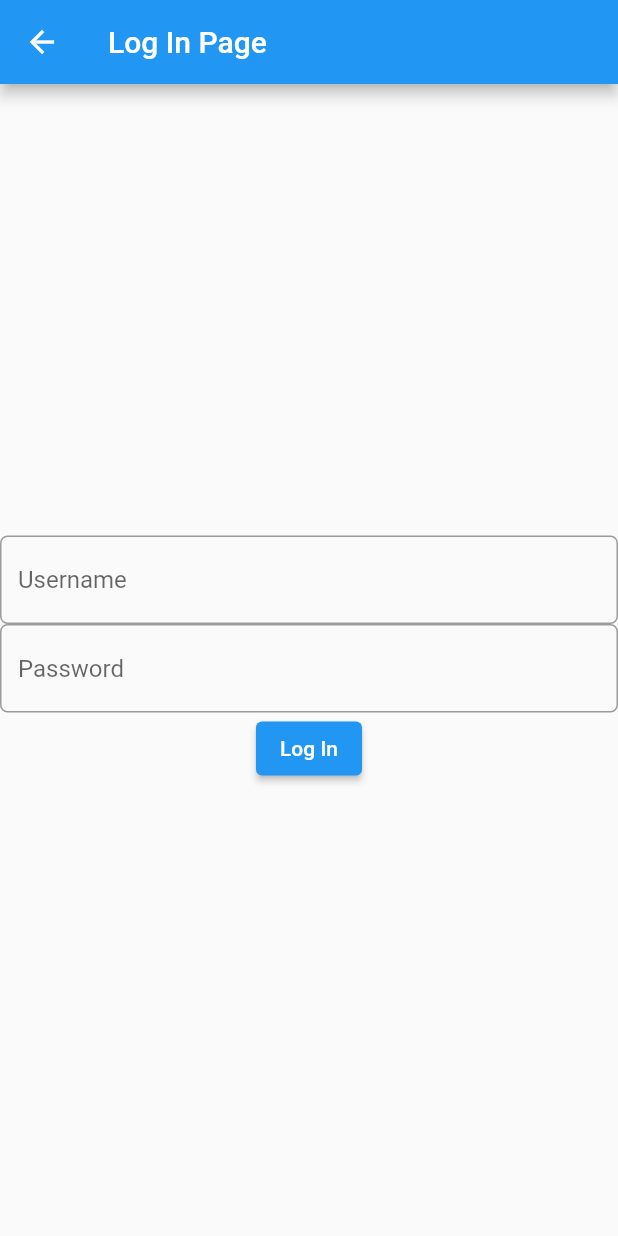
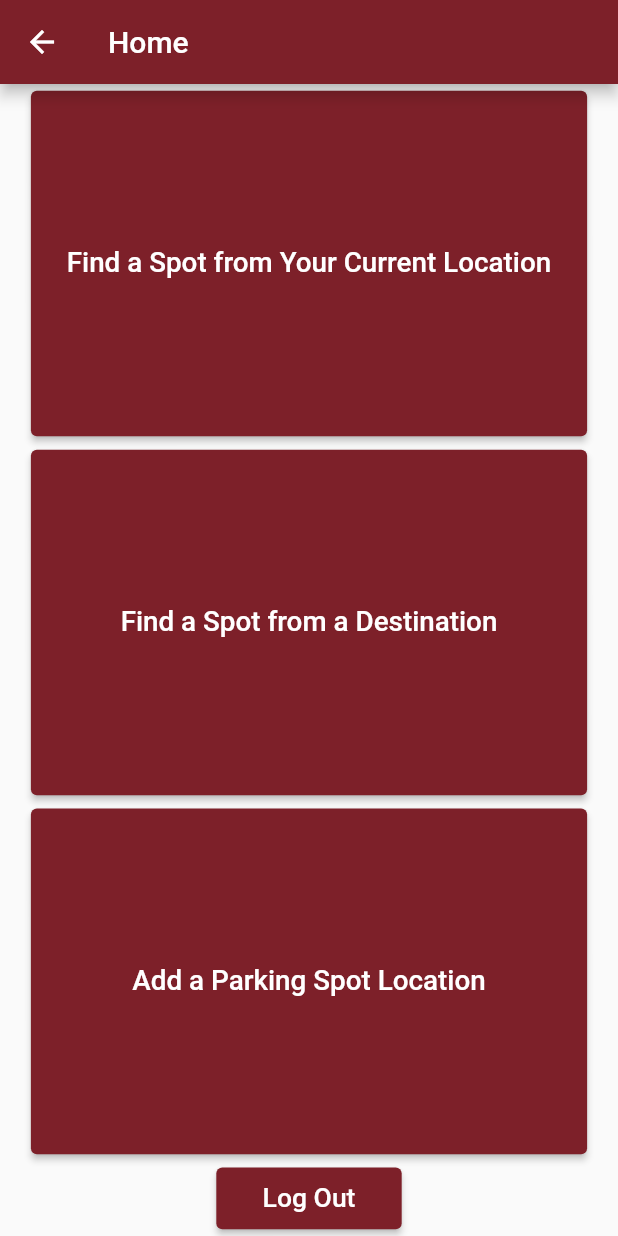
Before and after one commit to Onesr-WPI/Parking-app, a Flutter app: the LogInPage screen opened directly, after a tap on "Log In", on a phone screen of 412 x 824 dp. Run offline on Flutter 3.47's test engine with Material 2 defaults, Android fonts, the phone set to English and light mode, and no system bars.

Commit message:
Main homepage UI

```diff
--- a/lib/main.dart
+++ b/lib/main.dart
@@ -1,3 +1,5 @@
+import 'dart:ui';
+
 import 'package:flutter/material.dart';
 
 void main() {
@@ -10,27 +12,48 @@ class MyApp extends StatelessWidget {
   // This widget is the root of your application.
   @override
   Widget build(BuildContext context) {
+    MaterialColor createMaterialColor(Color color) {
+      List strengths = <double>[.05];
+      Map<int, Color> swatch = {};
+      final int r = color.red, g = color.green, b = color.blue;
+
+      for (int i = 1; i < 10; i++) {
+        strengths.add(0.1 * i);
+      }
+      for (var strength in strengths) {
+        final double ds = 0.5 - strength;
+        swatch[(strength * 1000).round()] = Color.fromRGBO(
+          r + ((ds < 0 ? r : (255 - r)) * ds).round(),
+          g + ((ds < 0 ? g : (255 - g)) * ds).round(),
+          b + ((ds < 0 ? b : (255 - b)) * ds).round(),
+          1,
+        );
+      }
+      ;
+      return MaterialColor(color.value, swatch);
+    }
+
     return MaterialApp(
       debugShowCheckedModeBanner: false,
       title: 'Flutter Demo',
       theme: ThemeData(
-        primarySwatch: Colors.blue,
+        primarySwatch: createMaterialColor(Color(0xFF7D2029)),
       ),
-      home: const MyHomePage(title: 'Parking Home Page'),
+      home: const MyStartPage(title: 'Parking Start Page'),
     );
   }
 }
 
-class MyHomePage extends StatefulWidget {
-  const MyHomePage({super.key, required this.title});
+class MyStartPage extends StatefulWidget {
+  const MyStartPage({super.key, required this.title});
 
   final String title;
 
   @override
-  State<MyHomePage> createState() => _MyHomePageState();
+  State<MyStartPage> createState() => _MyStartPageState();
 }
 
-class _MyHomePageState extends State<MyHomePage> {
+class _MyStartPageState extends State<MyStartPage> {
   @override
   Widget build(BuildContext context) {
     String registrationName = "Registration";
@@ -38,7 +61,7 @@ class _MyHomePageState extends State<MyHomePage> {
 
     return Scaffold(
       appBar: AppBar(
-        title: Text(widget.title),
+        title: Text(widget.title, textAlign: TextAlign.center),
       ),
       body: Center(
         child: SizedBox(
@@ -87,7 +110,7 @@ class LogInPage extends StatelessWidget {
     String password = "";
     return Scaffold(
       appBar: AppBar(
-        title: const Text("Log In Page"),
+        title: const Text("Log In Page", textAlign: TextAlign.center),
       ),
       body: Center(
           child: SizedBox(
@@ -132,7 +155,11 @@ class LogInPage extends StatelessWidget {
                   ),
                   ElevatedButton(
                       onPressed: () {
-                        // send username and password to firebase and log in the user
+                        // send username and password to firebase, then log in the user
+                        Navigator.of(context).push(
+                            MaterialPageRoute(builder: (BuildContext context) {
+                          return const HomePage();
+                        }));
                       },
                       child: const Text("Log In"))
                 ],
@@ -153,7 +180,7 @@ class RegistrationPage extends StatelessWidget {
     String LastName = "";
     return Scaffold(
       appBar: AppBar(
-        title: const Text("Registration Page"),
+        title: const Text("Registration Page", textAlign: TextAlign.center),
       ),
       body: Container(
         padding: EdgeInsets.all(8),
@@ -259,6 +286,10 @@ class RegistrationPage extends StatelessWidget {
               ElevatedButton(
                   onPressed: () {
                     // send username and password to firebase and log in the user
+                    Navigator.of(context).push(
+                        MaterialPageRoute(builder: (BuildContext context) {
+                      return const HomePage();
+                    }));
                   },
                   child: const Text("Log In"))
             ],
@@ -268,3 +299,117 @@ class RegistrationPage extends StatelessWidget {
     );
   }
 }
+
+class HomePage extends StatelessWidget {
+  const HomePage({super.key});
+
+  @override
+  Widget build(BuildContext context) {
+    String findSpotHereName = "Find a Spot from Your Current Location";
+    String findSpotThereName = "Find a Spot from a Destination";
+    String addParkingName = "Add a Parking Spot Location";
+    String logOutName = "Log Out";
+    double boxWidth = MediaQuery.of(context).size.width * 0.9;
+    double boxHeight = (MediaQuery.of(context).size.height - 56) * 0.30;
+    double logoutWidth = MediaQuery.of(context).size.width * 0.3;
+    double logOutHeight = MediaQuery.of(context).size.height * 0.05;
+    double paddingAmount = ((MediaQuery.of(context).size.height - 56) -
+            3 * (boxHeight) -
+            logOutHeight) /
+        8;
+
+    return Scaffold(
+      appBar: AppBar(
+        title: const Text("Home", textAlign: TextAlign.center),
+      ),
+      body: Center(
+        child: SizedBox(
+          width: double.infinity,
+          height: double.infinity,
+          child: Column(
+            mainAxisAlignment: MainAxisAlignment.center,
+            crossAxisAlignment: CrossAxisAlignment.center,
+            children: <Widget>[
+              Padding(
+                  padding:
+                      EdgeInsets.fromLTRB(0, paddingAmount, 0, paddingAmount),
+                  child: SizedBox(
+                      width: boxWidth,
+                      height: boxHeight,
+                      child: ElevatedButton(
+                        onPressed: () {
+                          Navigator.of(context).push(MaterialPageRoute(
+                              builder: (BuildContext context) {
+                            return const MyStartPage(
+                                title: "Parking Start Page");
+                          }));
+                        },
+                        child: Text(
+                          findSpotHereName,
+                          style: TextStyle(fontSize: boxWidth / 20),
+                        ),
+                      ))),
+              Padding(
+                  padding:
+                      EdgeInsets.fromLTRB(0, paddingAmount, 0, paddingAmount),
+                  child: SizedBox(
+                      width: boxWidth,
+                      height: boxHeight,
+                      child: ElevatedButton(
+                        onPressed: () {
+                          Navigator.of(context).push(MaterialPageRoute(
+                              builder: (BuildContext context) {
+                            return const MyStartPage(
+                                title: "Parking Start Page");
+                          }));
+                        },
+                        child: Text(
+                          findSpotThereName,
+                          style: TextStyle(fontSize: boxWidth / 20),
+                        ),
+                      ))),
+              Padding(
+                  padding:
+                      EdgeInsets.fromLTRB(0, paddingAmount, 0, paddingAmount),
+                  child: SizedBox(
+                      width: boxWidth,
+                      height: boxHeight,
+                      child: ElevatedButton(
+                        onPressed: () {
+                          Navigator.of(context).push(MaterialPageRoute(
+                              builder: (BuildContext context) {
+                            return const MyStartPage(
+                                title: "Parking Start Page");
+                          }));
+                        },
+                        child: Text(
+                          addParkingName,
+                          style: TextStyle(fontSize: boxWidth / 20),
+                        ),
+                      ))),
+              Padding(
+                  padding:
+                      EdgeInsets.fromLTRB(0, paddingAmount, 0, paddingAmount),
+                  child: SizedBox(
+                      width: logoutWidth,
+                      height: logOutHeight,
+                      child: ElevatedButton(
+                        onPressed: () {
+                          Navigator.of(context).push(MaterialPageRoute(
+                              builder: (BuildContext context) {
+                            return const MyStartPage(
+                                title: "Parking Start Page");
+                          }));
+                        },
+                        child: Text(
+                          logOutName,
+                          style: TextStyle(fontSize: (logoutWidth) / 7),
+                        ),
+                      ))),
+            ],
+          ),
+        ),
+      ),
+    );
+  }
+}
```
